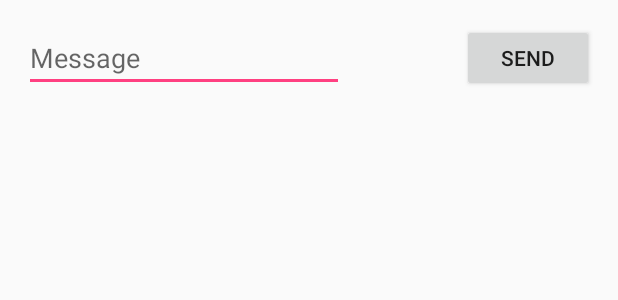
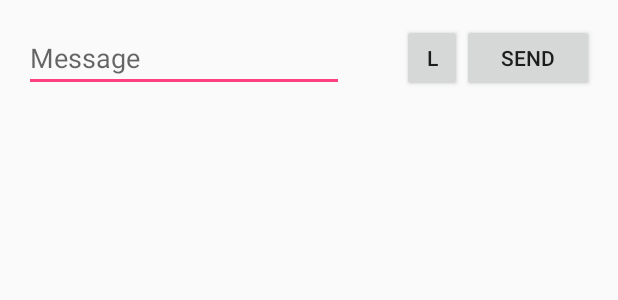
Before and after one commit to SeiryuZ/BIWirelessMobile, an Android app: the layout activity_chat_details.xml on its own in the app's theme, with its tools: preview values and no code run, on a phone screen of 412 x 824 dp. Shown: the top 300 px of the screen. Run offline under Robolectric (Android 15) with nearby library versions, the light colour scheme and no system bars; network calls fail.

Commit message:
Send / receive location message

```diff
--- a/MySecureChat/app/src/main/AndroidManifest.xml
+++ b/MySecureChat/app/src/main/AndroidManifest.xml
@@ -1,6 +1,9 @@
 <?xml version="1.0" encoding="utf-8"?>
 <manifest xmlns:android="http://schemas.android.com/apk/res/android"
     package="com.example.seiry.mysecurechat">
+
+    <uses-permission android:name="android.permission.ACCESS_COARSE_LOCATION" />
+    <uses-permission android:name="android.permission.ACCESS_FINE_LOCATION" />
     <uses-permission android:name="android.permission.INTERNET"></uses-permission>
     <application
         android:allowBackup="true"
--- a/MySecureChat/app/src/main/res/layout/activity_chat_details.xml
+++ b/MySecureChat/app/src/main/res/layout/activity_chat_details.xml
@@ -20,7 +20,8 @@
         android:layout_alignParentLeft="true"
         android:layout_alignParentStart="true"
         android:id="@+id/messageTextView"
-        android:hint="Message" />
+        android:hint="Message"
+        android:layout_toStartOf="@+id/button" />
 
     <Button
         android:layout_width="wrap_content"
@@ -39,4 +40,13 @@
         android:layout_alignParentStart="true"
         android:id="@+id/conversationView"
         android:layout_below="@+id/messageTextView" />
+
+    <Button
+        android:text="L"
+        android:layout_height="wrap_content"
+        android:id="@+id/locationButton"
+        android:onClick="locationButtonPressed"
+        android:layout_above="@+id/conversationView"
+        android:layout_toLeftOf="@+id/sendMessage"
+        android:layout_width="40dp" />
 </RelativeLayout>
```
Also changed, not shown: MySecureChat/app/src/main/java/com/example/seiry/mysecurechat/ChatDetails.java (+76 -32 lines).
